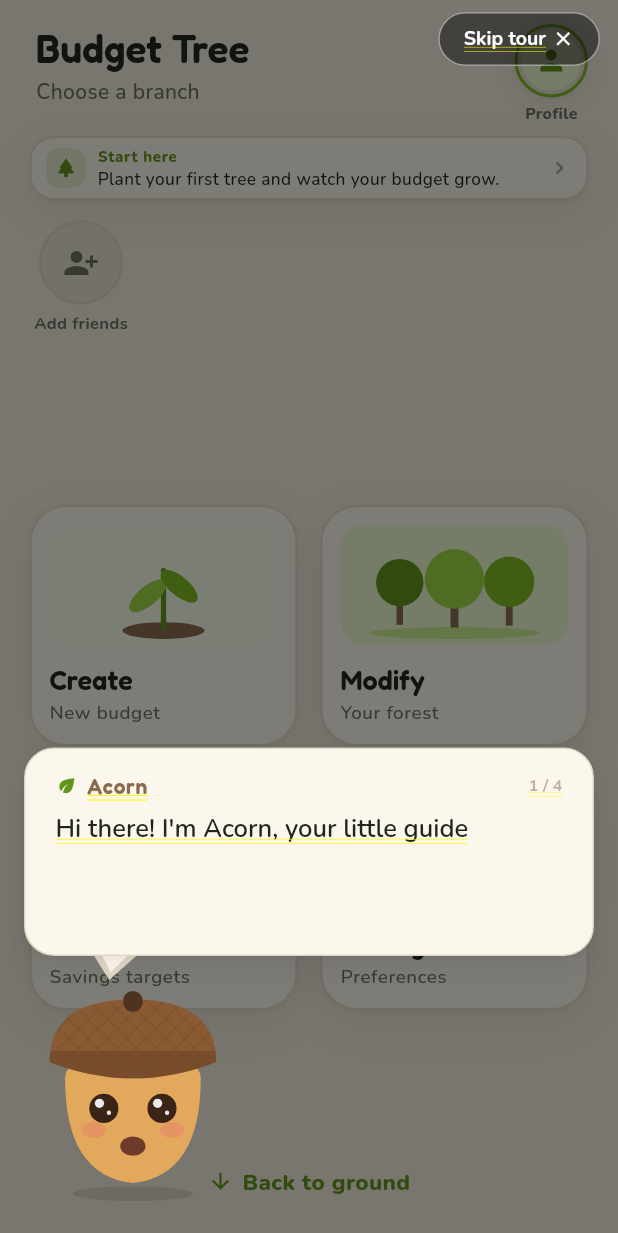
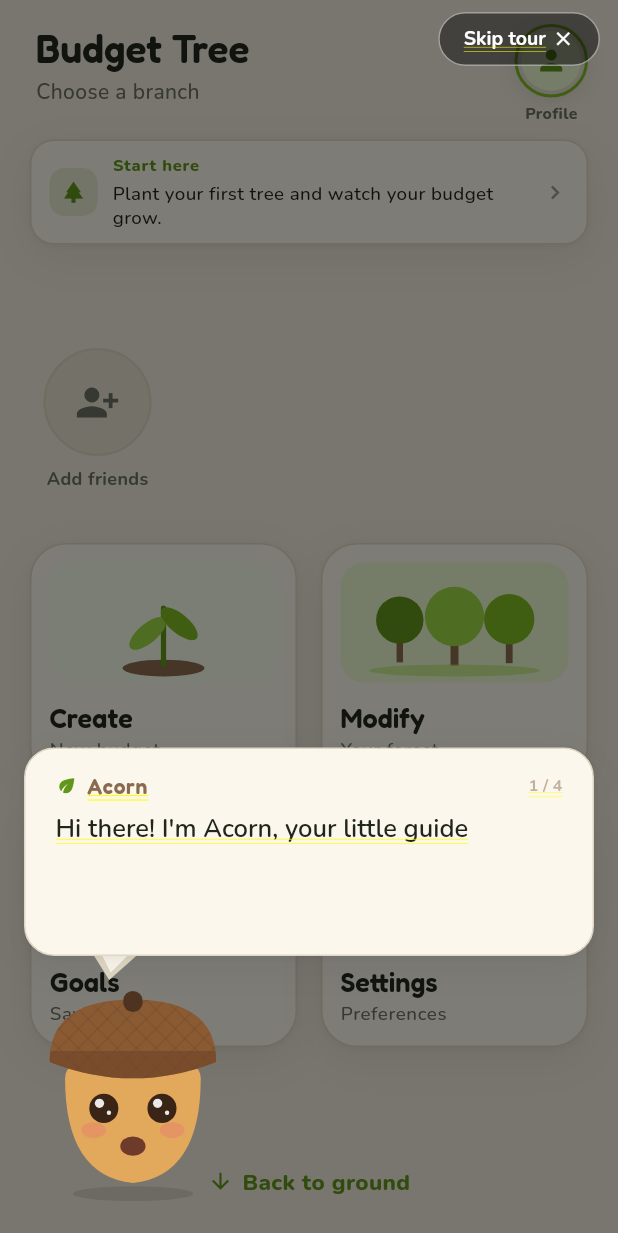
Before and after one commit to fturchet0731/budget-tree-Project, a Flutter app: the screen it shows after launch, after a tap on "Start", on a phone screen of 412 x 824 dp. Shown: the top 1233 px of the screen. Run offline on Flutter 3.47's test engine with Material 3 defaults, Android fonts, the phone set to English and light mode, and no system bars; our stand-ins replace connectivity_plus, flutter_local_notifications, flutter_timezone, google_fonts, image_picker, shared_preferences and 2 more; accounts and stored records are empty.

Commit message:
Scale up friends strip, dock it above the menu grid, regrow banners
Friend circles go 56 to 72 (bigger captions and badge too) and the
strip now travels with the four-leaf grid as one centered block, so
the circles sit right on top of the main buttons. With the freed
space the pulse and reflection banners return to their comfortable
two-line size.

Co-Authored-By: Claude Fable 5 <noreply@anthropic.com>

```diff
--- a/lib/screens/dashboard_screen.dart
+++ b/lib/screens/dashboard_screen.dart
@@ -221,9 +221,8 @@ class _DashboardScreenState extends State<DashboardScreen> {
             ),
             PulseStrip(key: _pulseKey, onPlantTree: _openCreate),
             const ReflectionBanner(),
-            const SizedBox(height: 14),
-            // Swipeable Roblox-style friends row; first circle adds friends.
-            FriendsStrip(key: _friendsKey),
+            // The friends strip travels with the menu grid (centered as one
+            // block) so the circles sit right on top of the four leaves.
             Expanded(
               child: Padding(
                 padding:
@@ -231,7 +230,14 @@ class _DashboardScreenState extends State<DashboardScreen> {
                 child: Center(
                   child: ConstrainedBox(
                     constraints: const BoxConstraints(maxWidth: 460),
-                    child: _MenuGrid(
+                    child: Column(
+                      mainAxisSize: MainAxisSize.min,
+                      children: [
+                        // Swipeable Roblox-style friends row; first circle
+                        // adds friends.
+                        FriendsStrip(key: _friendsKey),
+                        const SizedBox(height: AppDims.s12),
+                        _MenuGrid(
                           onTapCreate: _openCreate,
                           onTapModify: () =>
                               _navigate(context, const ForestScreen()),
@@ -239,6 +245,8 @@ class _DashboardScreenState extends State<DashboardScreen> {
                               _navigate(context, const GoalsScreen()),
                           onTapSettings: () =>
                               _navigate(context, const SettingsScreen()),
+                        ),
+                      ],
                     ),
                   ),
                 ),
--- a/lib/widgets/friends_strip.dart
+++ b/lib/widgets/friends_strip.dart
@@ -84,10 +84,10 @@ class FriendsStripState extends State<FriendsStrip> {
     final active = _friends.where((f) => f.profile.isActive).length;
     final total = _friends.length;
     return SizedBox(
-      height: 96,
+      height: 118,
       child: ListView(
         scrollDirection: Axis.horizontal,
-        padding: const EdgeInsets.symmetric(horizontal: 20),
+        padding: const EdgeInsets.symmetric(horizontal: 2),
         children: [
           Entrance(
             child: _AddFriendsBubble(
@@ -111,7 +111,7 @@ class FriendsStripState extends State<FriendsStrip> {
   }
 }
 
-const double _circle = 56;
+const double _circle = 72;
 
 /// The leading "Add friends" circle with the tally badge over its top right.
 class _AddFriendsBubble extends StatelessWidget {
@@ -143,7 +143,7 @@ class _AddFriendsBubble extends StatelessWidget {
               shape: BoxShape.circle,
               border: Border.all(color: t.cardBorder, width: 1.5),
             ),
-            child: Icon(Icons.person_add_alt_1, color: t.textSecondary, size: 24),
+            child: Icon(Icons.person_add_alt_1, color: t.textSecondary, size: 30),
           ),
           if (badge != null)
             Positioned(
@@ -160,7 +160,7 @@ class _AddFriendsBubble extends StatelessWidget {
                   badge!,
                   style: GoogleFonts.nunito(
                     color: t.onAccent,
-                    fontSize: 10,
+                    fontSize: 11,
                     fontWeight: FontWeight.w800,
                   ),
                 ),
@@ -174,7 +174,7 @@ class _AddFriendsBubble extends StatelessWidget {
         overflow: TextOverflow.ellipsis,
         style: GoogleFonts.nunito(
           color: AppTokens.of(context).textSecondary,
-          fontSize: 11,
+          fontSize: 12,
           fontWeight: FontWeight.w700,
         ),
       ),
@@ -213,8 +213,8 @@ class _FriendBubble extends StatelessWidget {
             Semantics(
               label: AppLocalizations.of(context).activeNow,
               child: Container(
-                width: 7,
-                height: 7,
+                width: 8,
+                height: 8,
                 decoration: const BoxDecoration(
                   color: Color(0xFF3BA55D),
                   shape: BoxShape.circle,
@@ -230,14 +230,14 @@ class _FriendBubble extends StatelessWidget {
               overflow: TextOverflow.ellipsis,
               style: GoogleFonts.nunito(
                 color: t.textPrimary,
-                fontSize: 11,
+                fontSize: 12,
                 fontWeight: FontWeight.w700,
               ),
             ),
           ),
           if (summary.statusEmoji.isNotEmpty) ...[
             const SizedBox(width: 4),
-            Text(summary.statusEmoji, style: const TextStyle(fontSize: 11)),
+            Text(summary.statusEmoji, style: const TextStyle(fontSize: 12)),
           ],
         ],
       ),
@@ -260,16 +260,16 @@ class _Bubble extends StatelessWidget {
   @override
   Widget build(BuildContext context) {
     return Padding(
-      padding: const EdgeInsets.only(right: 14),
+      padding: const EdgeInsets.only(right: 16),
       child: PressableScale(
         onTap: onTap,
         child: SizedBox(
-          width: 68,
+          width: 86,
           child: Column(
             mainAxisSize: MainAxisSize.min,
             children: [
               circle,
-              const SizedBox(height: 5),
+              const SizedBox(height: 6),
               caption,
             ],
           ),
--- a/lib/widgets/pulse_strip.dart
+++ b/lib/widgets/pulse_strip.dart
@@ -119,14 +119,12 @@ class PulseStripState extends State<PulseStrip> {
         return const SizedBox.shrink();
     }
 
-    // Kept deliberately slim (one-line body, small icon) so the nudges never
-    // crowd the friends strip and menu grid below them.
     return Padding(
-      padding: const EdgeInsets.fromLTRB(20, 8, 20, 0),
+      padding: const EdgeInsets.fromLTRB(20, 10, 20, 0),
       child: PressableScale(
         onTap: _open,
         child: Container(
-          padding: const EdgeInsets.symmetric(horizontal: 10, vertical: 6),
+          padding: const EdgeInsets.symmetric(horizontal: 12, vertical: 9),
           decoration: BoxDecoration(
             color: t.card,
             borderRadius: BorderRadius.circular(AppDims.rInner),
@@ -136,15 +134,15 @@ class PulseStripState extends State<PulseStrip> {
           child: Row(
             children: [
               Container(
-                width: 26,
-                height: 26,
+                width: 32,
+                height: 32,
                 decoration: BoxDecoration(
                   color: accent.withValues(alpha: 0.14),
-                  borderRadius: BorderRadius.circular(8),
+                  borderRadius: BorderRadius.circular(10),
                 ),
-                child: Icon(icon, color: accent, size: 15),
+                child: Icon(icon, color: accent, size: 17),
               ),
-              const SizedBox(width: 8),
+              const SizedBox(width: 10),
               Expanded(
                 child: Column(
                   crossAxisAlignment: CrossAxisAlignment.start,
@@ -153,25 +151,26 @@ class PulseStripState extends State<PulseStrip> {
                       title,
                       style: GoogleFonts.nunito(
                         color: accent,
-                        fontSize: 10,
+                        fontSize: 11,
                         fontWeight: FontWeight.w800,
                         letterSpacing: 0.5,
                       ),
                     ),
+                    const SizedBox(height: 2),
                     Text(
                       body,
-                      maxLines: 1,
+                      maxLines: 2,
                       overflow: TextOverflow.ellipsis,
                       style: GoogleFonts.nunito(
                         color: t.textPrimary,
-                        fontSize: 11.5,
-                        height: 1.25,
+                        fontSize: 12.5,
+                        height: 1.3,
                       ),
                     ),
                   ],
                 ),
               ),
-              Icon(Icons.chevron_right, color: t.textTertiary, size: 16),
+              Icon(Icons.chevron_right, color: t.textTertiary, size: 18),
             ],
           ),
         ),
--- a/lib/widgets/reflection_card.dart
+++ b/lib/widgets/reflection_card.dart
@@ -73,14 +73,12 @@ class _ReflectionBannerState extends State<ReflectionBanner> {
     if (r == null) return const SizedBox.shrink();
     final l = AppLocalizations.of(context);
     final t = AppTokens.of(context);
-    // Slim banner (one-line preview, small icon): the full text lives in the
-    // tap-through dialog, so the dashboard row stays compact.
     return Padding(
-      padding: const EdgeInsets.fromLTRB(20, 8, 20, 0),
+      padding: const EdgeInsets.fromLTRB(20, 10, 20, 0),
       child: PressableScale(
         onTap: _open,
         child: Container(
-          padding: const EdgeInsets.symmetric(horizontal: 10, vertical: 6),
+          padding: const EdgeInsets.symmetric(horizontal: 12, vertical: 9),
           decoration: BoxDecoration(
             color: t.accentTint,
             borderRadius: BorderRadius.circular(AppDims.rInner),
@@ -88,16 +86,16 @@ class _ReflectionBannerState extends State<ReflectionBanner> {
           child: Row(
             children: [
               Container(
-                width: 26,
-                height: 26,
+                width: 32,
+                height: 32,
                 decoration: BoxDecoration(
                   color: t.accentSoft,
-                  borderRadius: BorderRadius.circular(8),
+                  borderRadius: BorderRadius.circular(10),
                 ),
                 child: Icon(Icons.auto_awesome,
-                    color: t.accentStrong, size: 15),
+                    color: t.accentStrong, size: 17),
               ),
-              const SizedBox(width: 8),
+              const SizedBox(width: 10),
               Expanded(
                 child: Column(
                   crossAxisAlignment: CrossAxisAlignment.start,
@@ -108,25 +106,26 @@ class _ReflectionBannerState extends State<ReflectionBanner> {
                           : l.reflectionWeeklyTitle,
                       style: GoogleFonts.nunito(
                         color: t.accentStrong,
-                        fontSize: 10,
+                        fontSize: 11,
                         fontWeight: FontWeight.w800,
                         letterSpacing: 0.5,
                       ),
                     ),
+                    const SizedBox(height: 2),
                     Text(
                       r.text,
-                      maxLines: 1,
+                      maxLines: 2,
                       overflow: TextOverflow.ellipsis,
                       style: GoogleFonts.nunito(
                         color: t.textPrimary,
-                        fontSize: 11.5,
-                        height: 1.25,
+                        fontSize: 12.5,
+                        height: 1.3,
                       ),
                     ),
                   ],
                 ),
               ),
-              Icon(Icons.chevron_right, color: t.textTertiary, size: 16),
+              Icon(Icons.chevron_right, color: t.textTertiary, size: 18),
             ],
           ),
         ),
```
Also changed, not shown: 1 other file. Lines whose indentation alone changed are shown as unchanged.
